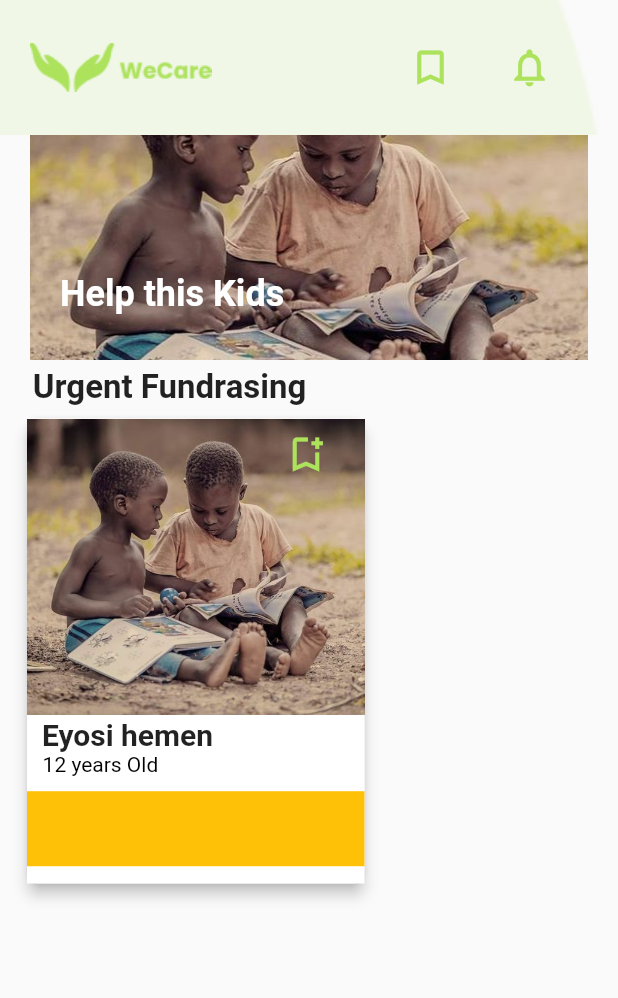
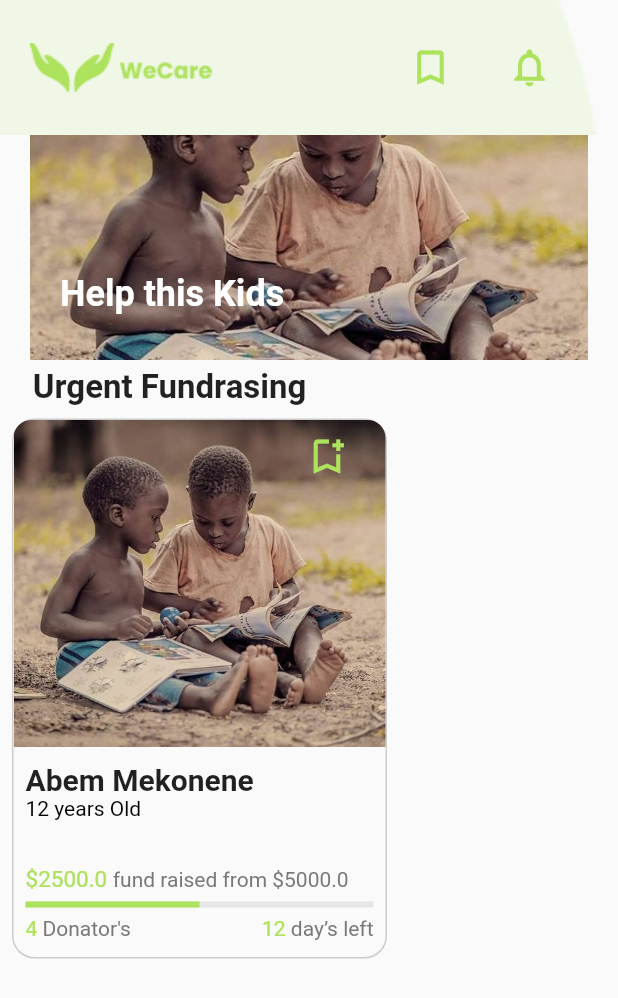
Before and after one commit to WECARE-BMA/wecare_app, a Flutter app: the Home_Page screen opened directly, on a phone screen of 412 x 824 dp. Shown: the top 998 px of the screen. Run offline on Flutter 3.47's test engine with Material 2 defaults, Android fonts, the phone set to English and light mode, and no system bars; our stand-ins replace animated_splash_screen, firebase_core, google_fonts; accounts and stored records are empty.

Commit message:
kid card done-WEC-2

```diff
--- a/lib/components/kid_card.dart
+++ b/lib/components/kid_card.dart
@@ -8,66 +8,63 @@ class KidCard extends StatelessWidget {
 
   @override
   Widget build(BuildContext context) {
-    return Container(
-      padding: const EdgeInsets.only(left: 10),
-      child: Card(
-        elevation: 4.0,
-        margin: const EdgeInsets.all(8.0),
-        shape: RoundedRectangleBorder(
-          borderRadius: BorderRadius.circular(8.0),
-        ),
-        color: Colors.grey[200],
+    return Padding(
+      padding: const EdgeInsets.all(8.0),
+      child: Container(
+        height: 360,
+        width: 250,
+        decoration: BoxDecoration(
+            borderRadius: BorderRadius.circular(15),
+            border:
+                Border.all(color: const Color.fromARGB(255, 203, 203, 203))),
         child: Column(
           children: [
-            Container(
-              // padding: const EdgeInsets.only(left: 10),
-              height: 310,
-              width: 225,
-              color: Colors.white,
-              child: Stack(
+            Stack(
               children: [
                 Column(
                   crossAxisAlignment: CrossAxisAlignment.start,
                   children: [
-                      Column(
-                        children: [
-                          Image.asset(
-                            'assets/images/image1.jpg',
-                            fit: BoxFit.cover,
+                    Container(
+                      decoration: const BoxDecoration(
+                          borderRadius: BorderRadius.only(
+                              topLeft: Radius.circular(12),
+                              topRight: Radius.circular(12)),
+                          image: DecorationImage(
+                              image: AssetImage('assets/images/image1.jpg'))),
+                      width: MediaQuery.of(context).size.width,
+                      height: 218,
                     ),
-                          const SizedBox(height: 2),
-                          const Align(
-                            alignment: Alignment.topLeft,
-                            child: Text(
-                              '  Eyosi hemen',
+                    Padding(
+                      padding: const EdgeInsets.only(
+                          left: 8.0, right: 8.0, top: 10.0),
+                      child: Column(
+                        crossAxisAlignment: CrossAxisAlignment.start,
+                        children: const [
+                          Text(
+                            'Abem Mekonene',
                             style: TextStyle(
                               fontWeight: FontWeight.bold,
                               fontSize: 20,
                             ),
                           ),
-                          ),
-                          const Align(
-                            alignment: Alignment.topLeft,
-                            child: Text(
-                              '   12 years Old',
+                          Text(
+                            '12 years Old',
                             style: TextStyle(
                               fontSize: 14.0,
                               color: Colors.black,
                             ),
                           ),
+                          SizedBox(
+                            height: 30,
                           ),
+                          SizedBox(
+                            width: 240,
+                            height: 50,
+                            child: DonationTracker(),
+                          )
                         ],
                       ),
-                      const SizedBox(
-                        height: 10,
                     ),
-                      Container(
-                        height: 50,
-                        width: MediaQuery.of(context).size.width,
-                        color: Colors.amber,
-                      ),
-                      // const SizedBox(
-                      //     width: 50, height: 40, child: DonationTracker())
                   ],
                 ),
                 Positioned(
@@ -84,8 +81,8 @@ class KidCard extends StatelessWidget {
                     style: ButtonStyle(
                       foregroundColor: MaterialStateProperty.all<Color>(
                           Theme.of(context).primaryColor),
-                        backgroundColor: MaterialStateProperty.all<Color>(
-                            Colors.transparent),
+                      backgroundColor:
+                          MaterialStateProperty.all<Color>(Colors.transparent),
                       elevation: const MaterialStatePropertyAll(0),
                     ),
                     label: const Text(''),
@@ -93,7 +90,6 @@ class KidCard extends StatelessWidget {
                 ),
               ],
             ),
-            ),
           ],
         ),
       ),
```
Lines whose indentation alone changed are shown as unchanged.
